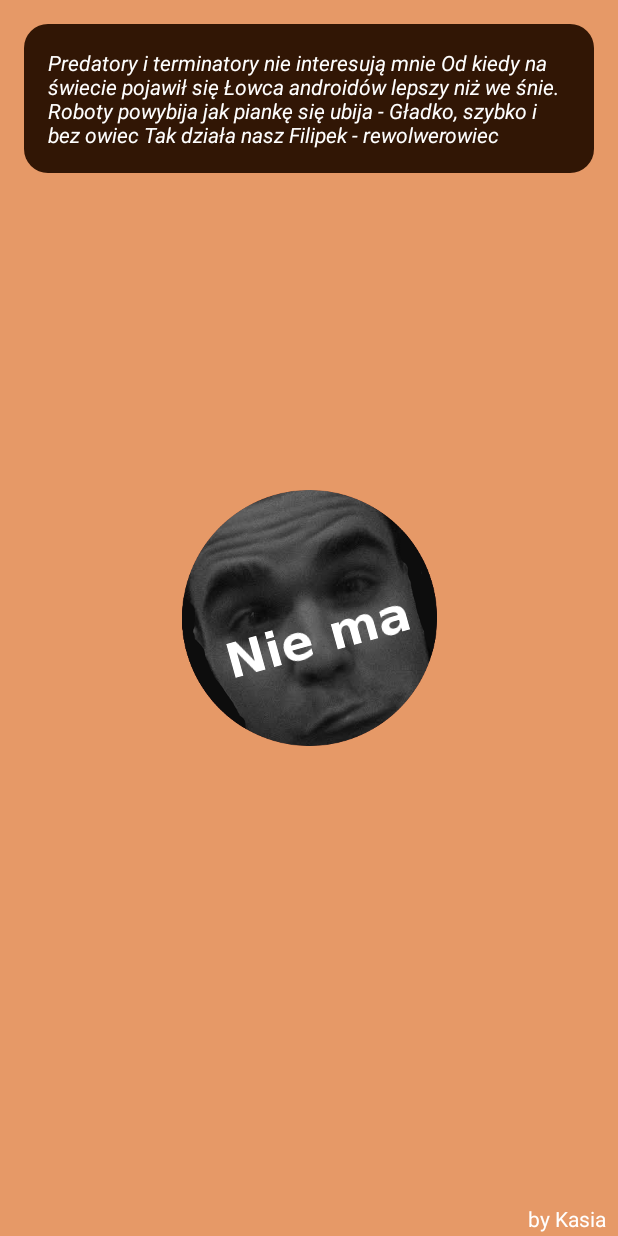
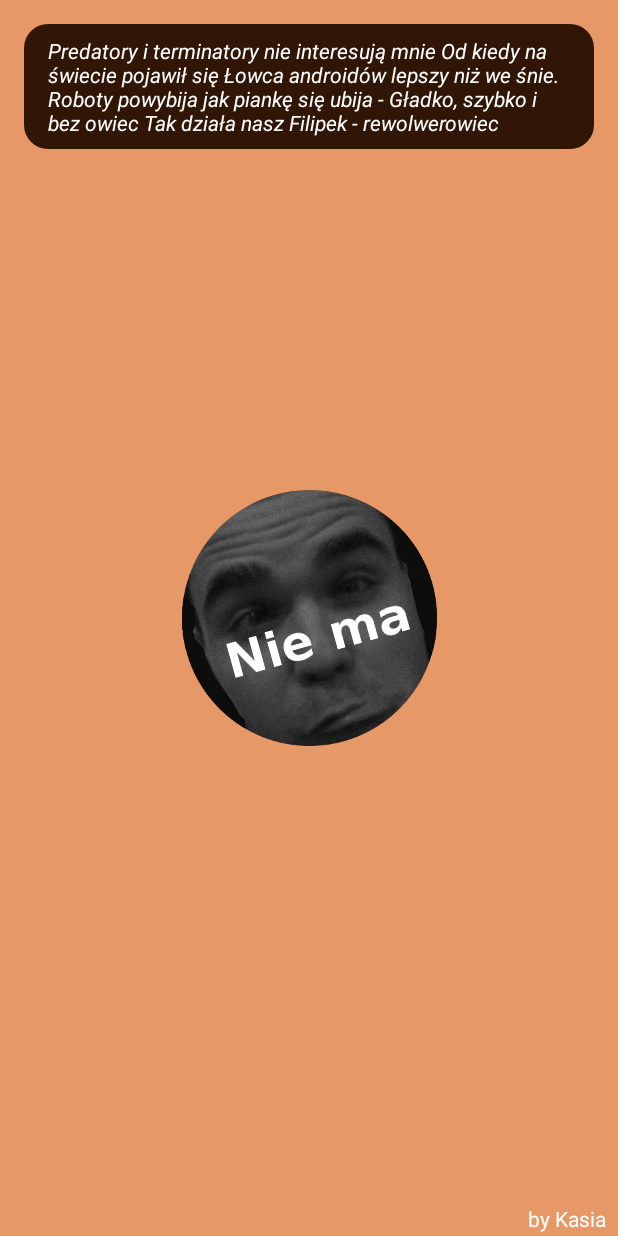
Before and after one commit to fada21/filipowe-30-bday, an Android app: the layout fr_filip.xml on its own in the app's theme, with its tools: preview values and no code run, on a phone screen of 412 x 824 dp. Run offline under Robolectric (Android 15) with nearby library versions, the phone set to English and light mode, and no system bars.

Commit message:
json updated, ditty apla enhanced

```diff
--- a/Filipa30BDay/app/src/main/java/com/fada21/android/filipa30bday/fragments/FilipCoverFragment.java
+++ b/Filipa30BDay/app/src/main/java/com/fada21/android/filipa30bday/fragments/FilipCoverFragment.java
@@ -44,7 +44,7 @@ import lombok.NoArgsConstructor;
 public class FilipCoverFragment extends Fragment {
 
     private static final String ARG_FILIP_COVER = "FILIP_COVER";
-    private static final int ALPHA_FILTER = 0xCCFFFFFF;
+    private static final int ALPHA_FILTER = 0xE0FFFFFF;
 
     private volatile boolean detached;
     private Context ctx;
@@ -188,7 +188,7 @@ public class FilipCoverFragment extends Fragment {
                 colorToBg &= ALPHA_FILTER;
                 ValueAnimator colorAnimation = ValueAnimator.ofObject(new ArgbEvaluator(), colorFromBg, colorToBg);
                 colorAnimation.addUpdateListener(animator -> {
-                    tvDitty.getBackground().setColorFilter(new PorterDuffColorFilter((Integer) animator.getAnimatedValue(), PorterDuff.Mode.DST_IN));
+                    tvDitty.getBackground().setColorFilter(new PorterDuffColorFilter((Integer) animator.getAnimatedValue(), PorterDuff.Mode.SRC_IN));
                 });
                 return colorAnimation;
             }
--- a/Filipa30BDay/app/src/main/res/layout/fr_filip.xml
+++ b/Filipa30BDay/app/src/main/res/layout/fr_filip.xml
@@ -30,7 +30,10 @@
             android:layout_gravity="center_horizontal"
             android:background="@drawable/bg_ditty"
             android:gravity="start"
-            android:padding="@dimen/ditty_padding"
+            android:paddingLeft="@dimen/ditty_padding"
+            android:paddingRight="@dimen/ditty_padding"
+            android:paddingTop="@dimen/ditty_padding_vertical"
+            android:paddingBottom="@dimen/ditty_padding_vertical"
             android:textColor="@android:color/white"
             android:textStyle="italic"
             tools:text="Predatory i terminatory nie interesują mnie
--- a/Filipa30BDay/app/src/main/res/values/dimens.xml
+++ b/Filipa30BDay/app/src/main/res/values/dimens.xml
@@ -9,4 +9,6 @@
 
     <dimen name="ditty_shape_thickness">3dp</dimen>
     <dimen name="ditty_padding">16dp</dimen>
+    <dimen name="ditty_padding_vertical">8dp</dimen>
+
 </resources>
```
Also changed, not shown: Filipa30BDay/app/src/main/assets/filip_cover_data.json (+8 -3 lines).
